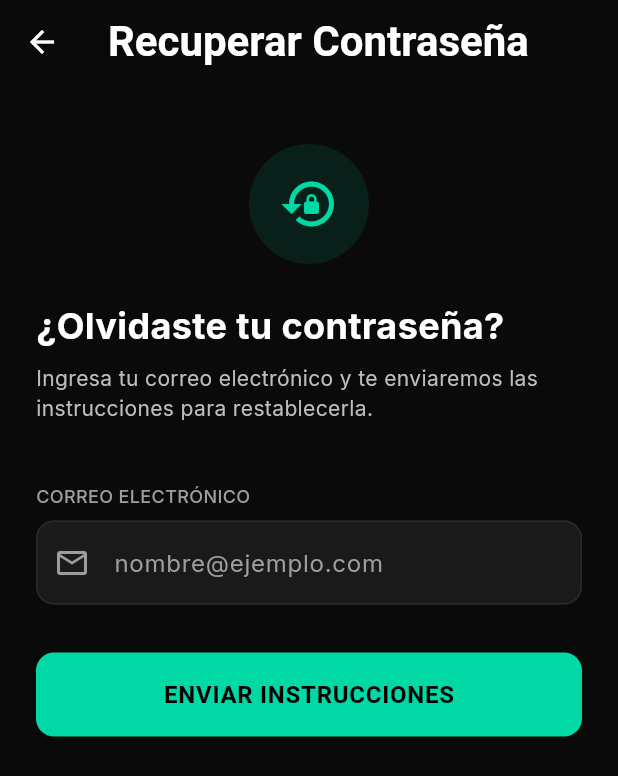
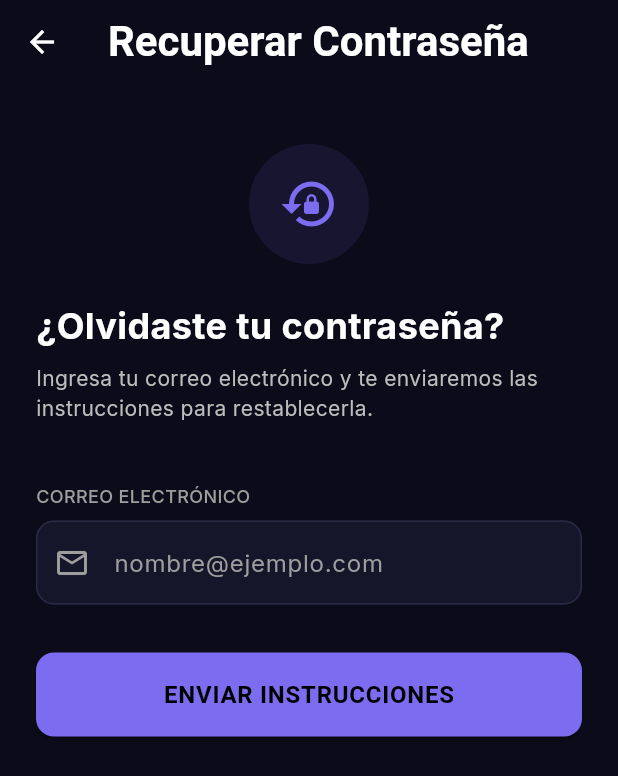
Before and after one commit to ergonber/Multisyntrade, a Flutter app: the screen it shows after launch, after a tap on "¿OLVIDASTE TU CONTRASEÑA?", on a phone screen of 412 x 824 dp. Shown: the top 776 px of the screen. Run offline on Flutter 3.47's test engine with Material 3 defaults, Android fonts, the phone set to English and light mode, and no system bars; our stand-ins replace app_links, go_router, shared_preferences, supabase_flutter; accounts and stored records are empty.

Commit message:
Branding: logo, colores (navy/morado) e iconos web de Multisyntrade

```diff
--- a/app/lib/config/app_colors.dart
+++ b/app/lib/config/app_colors.dart
@@ -3,10 +3,10 @@
 class AppColors {
   AppColors._();
 
-  static const Color primary = Color(0xFF00D9A6);
-  static const Color background = Color(0xFF0A0A0A);
-  static const Color card = Color(0xFF1A1A1A);
-  static const Color border = Color(0xFF2A2A2A);
+  static const Color primary = Color(0xFF7C6CF0);
+  static const Color background = Color(0xFF0B0B1A);
+  static const Color card = Color(0xFF16162B);
+  static const Color border = Color(0xFF2A2A45);
   static const Color positive = Color(0xFF00D9A6);
   static const Color negative = Color(0xFFEF4444);
   static const Color warning = Color(0xFFF59E0B);
--- a/app/lib/presentation/screens/auth/login_screen.dart
+++ b/app/lib/presentation/screens/auth/login_screen.dart
@@ -67,15 +67,7 @@
               children: [
                 const SizedBox(height: 60),
                 Center(
-                  child: Container(
-                    width: 80,
-                    height: 80,
-                    decoration: BoxDecoration(
-                      color: AppColors.primary.withOpacity(0.1),
-                      shape: BoxShape.circle,
-                    ),
-                    child: const Icon(Icons.show_chart, color: AppColors.primary, size: 40),
-                  ),
+                  child: Image.asset('assets/images/logo.jpg', width: 160, fit: BoxFit.contain),
                 ),
                 const SizedBox(height: 16),
                 RichText(
--- a/app/lib/presentation/screens/splash/splash_screen.dart
+++ b/app/lib/presentation/screens/splash/splash_screen.dart
@@ -102,24 +102,7 @@
           child: Column(
             mainAxisAlignment: MainAxisAlignment.center,
             children: [
-              Container(
-                width: 120,
-                height: 120,
-                decoration: BoxDecoration(
-                  shape: BoxShape.circle,
-                  gradient: LinearGradient(
-                    colors: [
-                      AppColors.primary.withOpacity(0.2),
-                      AppColors.primary.withOpacity(0.05),
-                    ],
-                  ),
-                ),
-                child: const Icon(
-                  Icons.show_chart,
-                  size: 60,
-                  color: AppColors.primary,
-                ),
-              ),
+              Image.asset('assets/images/logo.jpg', width: 220, fit: BoxFit.contain),
               const SizedBox(height: 24),
               RichText(
                 text: const TextSpan(
```
Also changed, not shown: app/assets/images/logo.jpg (added), 20 other files.
